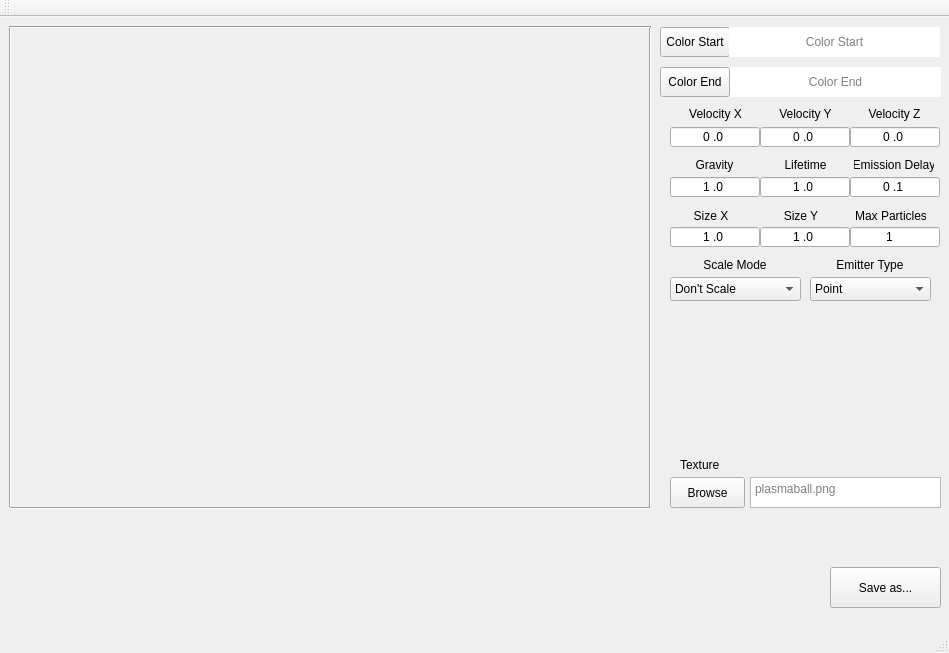
The window that TA_ParticleEditor/TA_ParticleEditor/particleeditor.ui (Stureplan/TA_ParticleEditor) describes before a commit, drawn with Qt 5.
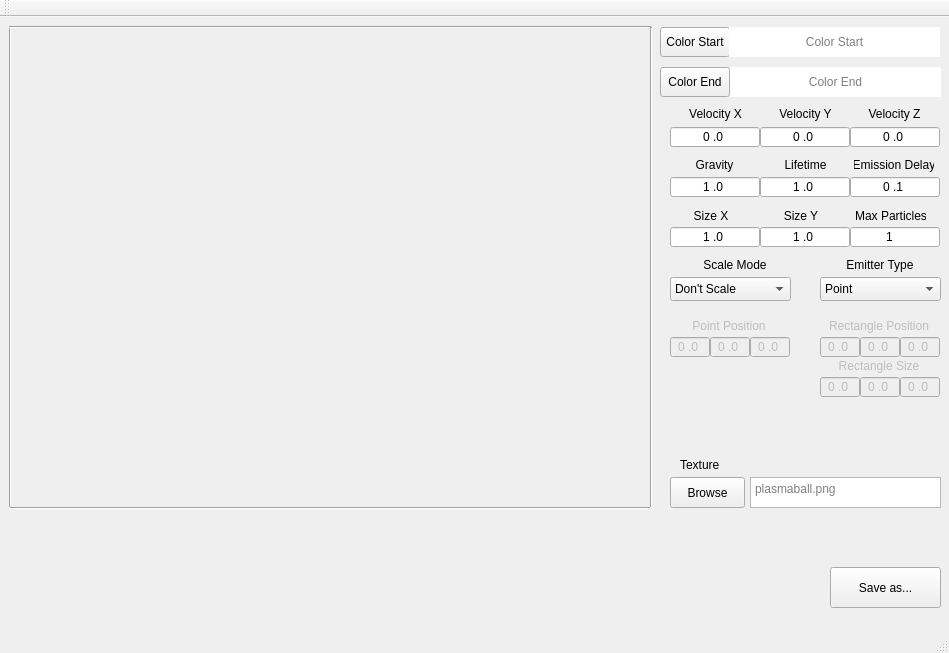
The same window after the commit. Custom widgets are drawn as their Qt base class.

Commit message: UI prepped for rectangles and stuff

Diff of the .ui file:
```diff
--- a/TA_ParticleEditor/TA_ParticleEditor/particleeditor.ui
+++ b/TA_ParticleEditor/TA_ParticleEditor/particleeditor.ui
@@ -48,7 +48,7 @@
    <widget class="Line" name="line">
     <property name="geometry">
      <rect>
-      <x>649</x>
+      <x>650</x>
       <y>10</y>
       <width>3</width>
       <height>480</height>
@@ -347,7 +347,7 @@
      <rect>
       <x>670</x>
       <y>260</y>
-      <width>131</width>
+      <width>121</width>
       <height>24</height>
      </rect>
     </property>
@@ -408,7 +408,7 @@
    <widget class="QComboBox" name="emitterTypeBox">
     <property name="geometry">
      <rect>
-      <x>810</x>
+      <x>820</x>
       <y>260</y>
       <width>121</width>
       <height>24</height>
@@ -439,7 +439,7 @@
    <widget class="QLabel" name="label_SizeY_2">
     <property name="geometry">
      <rect>
-      <x>820</x>
+      <x>830</x>
       <y>240</y>
       <width>100</width>
       <height>16</height>
@@ -704,6 +704,278 @@
      <string>100</string>
     </property>
    </widget>
+   <widget class="QWidget" name="pointWidget" native="true">
+    <property name="enabled">
+     <bool>false</bool>
+    </property>
+    <property name="geometry">
+     <rect>
+      <x>670</x>
+      <y>300</y>
+      <width>120</width>
+      <height>80</height>
+     </rect>
+    </property>
+    <widget class="QLineEdit" name="emitPointY">
+     <property name="geometry">
+      <rect>
+       <x>40</x>
+       <y>20</y>
+       <width>40</width>
+       <height>20</height>
+      </rect>
+     </property>
+     <property name="inputMask">
+      <string>#0\.00</string>
+     </property>
+     <property name="text">
+      <string>0.0</string>
+     </property>
+     <property name="alignment">
+      <set>Qt::AlignCenter</set>
+     </property>
+     <property name="placeholderText">
+      <string>0.0</string>
+     </property>
+    </widget>
+    <widget class="QLineEdit" name="emitPointX">
+     <property name="geometry">
+      <rect>
+       <x>0</x>
+       <y>20</y>
+       <width>40</width>
+       <height>20</height>
+      </rect>
+     </property>
+     <property name="inputMask">
+      <string>#0\.00</string>
+     </property>
+     <property name="text">
+      <string>0.0</string>
+     </property>
+     <property name="alignment">
+      <set>Qt::AlignCenter</set>
+     </property>
+     <property name="placeholderText">
+      <string>0.0</string>
+     </property>
+    </widget>
+    <widget class="QLineEdit" name="emitPointZ">
+     <property name="geometry">
+      <rect>
+       <x>80</x>
+       <y>20</y>
+       <width>40</width>
+       <height>20</height>
+      </rect>
+     </property>
+     <property name="inputMask">
+      <string>#0\.00</string>
+     </property>
+     <property name="text">
+      <string>0.0</string>
+     </property>
+     <property name="alignment">
+      <set>Qt::AlignCenter</set>
+     </property>
+     <property name="placeholderText">
+      <string>0.0</string>
+     </property>
+    </widget>
+    <widget class="QLabel" name="label_SizeY_4">
+     <property name="geometry">
+      <rect>
+       <x>4</x>
+       <y>1</y>
+       <width>110</width>
+       <height>16</height>
+      </rect>
+     </property>
+     <property name="text">
+      <string>Point Position</string>
+     </property>
+     <property name="alignment">
+      <set>Qt::AlignCenter</set>
+     </property>
+    </widget>
+   </widget>
+   <widget class="QWidget" name="rectangleWidget" native="true">
+    <property name="enabled">
+     <bool>false</bool>
+    </property>
+    <property name="geometry">
+     <rect>
+      <x>820</x>
+      <y>300</y>
+      <width>120</width>
+      <height>80</height>
+     </rect>
+    </property>
+    <widget class="QLineEdit" name="emitPointY_2">
+     <property name="geometry">
+      <rect>
+       <x>40</x>
+       <y>20</y>
+       <width>40</width>
+       <height>20</height>
+      </rect>
+     </property>
+     <property name="inputMask">
+      <string>#0\.00</string>
+     </property>
+     <property name="text">
+      <string>0.0</string>
+     </property>
+     <property name="alignment">
+      <set>Qt::AlignCenter</set>
+     </property>
+     <property name="placeholderText">
+      <string>0.0</string>
+     </property>
+    </widget>
+    <widget class="QLineEdit" name="emitPointX_2">
+     <property name="geometry">
+      <rect>
+       <x>0</x>
+       <y>20</y>
+       <width>40</width>
+       <height>20</height>
+      </rect>
+     </property>
+     <property name="inputMask">
+      <string>#0\.00</string>
+     </property>
+     <property name="text">
+      <string>0.0</string>
+     </property>
+     <property name="alignment">
+      <set>Qt::AlignCenter</set>
+     </property>
+     <property name="placeholderText">
+      <string>0.0</string>
+     </property>
+    </widget>
+    <widget class="QLineEdit" name="emitPointZ_2">
+     <property name="geometry">
+      <rect>
+       <x>80</x>
+       <y>20</y>
+       <width>40</width>
+       <height>20</height>
+      </rect>
+     </property>
+     <property name="inputMask">
+      <string>#0\.00</string>
+     </property>
+     <property name="text">
+      <string>0.0</string>
+     </property>
+     <property name="alignment">
+      <set>Qt::AlignCenter</set>
+     </property>
+     <property name="placeholderText">
+      <string>0.0</string>
+     </property>
+    </widget>
+    <widget class="QLabel" name="label_SizeY_5">
+     <property name="geometry">
+      <rect>
+       <x>4</x>
+       <y>1</y>
+       <width>110</width>
+       <height>16</height>
+      </rect>
+     </property>
+     <property name="text">
+      <string>Rectangle Position</string>
+     </property>
+     <property name="alignment">
+      <set>Qt::AlignCenter</set>
+     </property>
+    </widget>
+    <widget class="QLabel" name="label_SizeY_6">
+     <property name="geometry">
+      <rect>
+       <x>4</x>
+       <y>41</y>
+       <width>110</width>
+       <height>16</height>
+      </rect>
+     </property>
+     <property name="text">
+      <string>Rectangle Size</string>
+     </property>
+     <property name="alignment">
+      <set>Qt::AlignCenter</set>
+     </property>
+    </widget>
+    <widget class="QLineEdit" name="emitPointY_3">
+     <property name="geometry">
+      <rect>
+       <x>40</x>
+       <y>60</y>
+       <width>40</width>
+       <height>20</height>
+      </rect>
+     </property>
+     <property name="inputMask">
+      <string>#0\.00</string>
+     </property>
+     <property name="text">
+      <string>0.0</string>
+     </property>
+     <property name="alignment">
+      <set>Qt::AlignCenter</set>
+     </property>
+     <property name="placeholderText">
+      <string>0.0</string>
+     </property>
+    </widget>
+    <widget class="QLineEdit" name="emitPointX_3">
+     <property name="geometry">
+      <rect>
+       <x>0</x>
+       <y>60</y>
+       <width>40</width>
+       <height>20</height>
+      </rect>
+     </property>
+     <property name="inputMask">
+      <string>#0\.00</string>
+     </property>
+     <property name="text">
+      <string>0.0</string>
+     </property>
+     <property name="alignment">
+      <set>Qt::AlignCenter</set>
+     </property>
+     <property name="placeholderText">
+      <string>0.0</string>
+     </property>
+    </widget>
+    <widget class="QLineEdit" name="emitPointZ_3">
+     <property name="geometry">
+      <rect>
+       <x>80</x>
+       <y>60</y>
+       <width>40</width>
+       <height>20</height>
+      </rect>
+     </property>
+     <property name="inputMask">
+      <string>#0\.00</string>
+     </property>
+     <property name="text">
+      <string>0.0</string>
+     </property>
+     <property name="alignment">
+      <set>Qt::AlignCenter</set>
+     </property>
+     <property name="placeholderText">
+      <string>0.0</string>
+     </property>
+    </widget>
+   </widget>
   </widget>
   <widget class="QMenuBar" name="menuBar">
    <property name="geometry">
```
Left out of the diff: 5 changed lines with no effect on the pictures. The commit also changes 4 other files.
